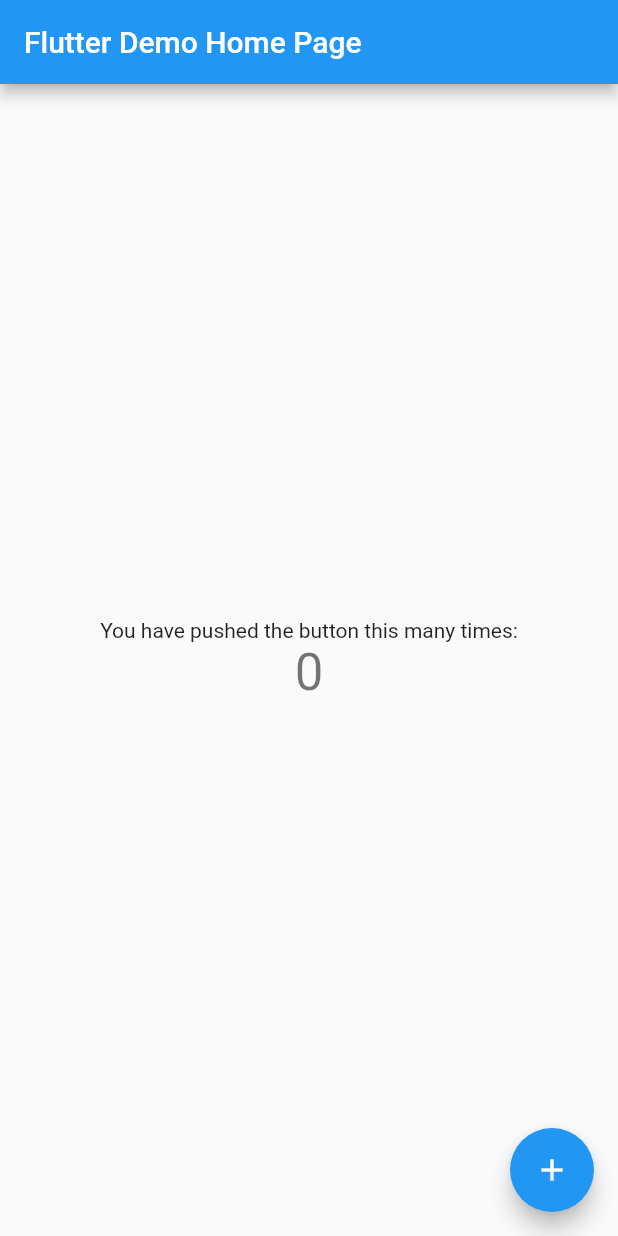
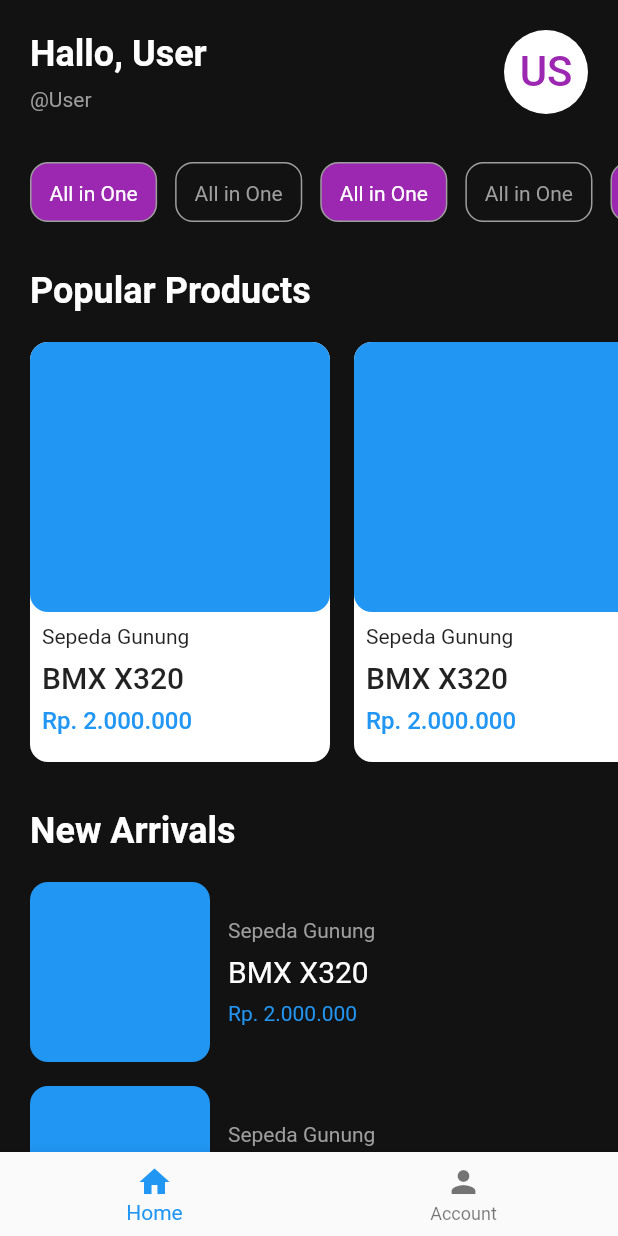
Before and after one commit to Reinvy/bike-store, a Flutter app: the screen it shows after launch, on a phone screen of 412 x 824 dp. Run offline on Flutter 3.47's test engine with Material 2 defaults, Android fonts, the phone set to English and light mode, and no system bars.

Commit message:
Implement home screen desain

```diff
--- a/lib/main.dart
+++ b/lib/main.dart
@@ -1,4 +1,5 @@
 import 'package:flutter/material.dart';
+import 'package:bike_store/views/main_navigation.dart';
 
 void main() {
   runApp(const MyApp());
@@ -7,109 +8,13 @@
 class MyApp extends StatelessWidget {
   const MyApp({Key? key}) : super(key: key);
 
-  // This widget is the root of your application.
   @override
   Widget build(BuildContext context) {
     return MaterialApp(
-      title: 'Flutter Demo',
-      theme: ThemeData(
-        // This is the theme of your application.
-        //
-        // Try running your application with "flutter run". You'll see the
-        // application has a blue toolbar. Then, without quitting the app, try
-        // changing the primarySwatch below to Colors.green and then invoke
-        // "hot reload" (press "r" in the console where you ran "flutter run",
-        // or simply save your changes to "hot reload" in a Flutter IDE).
-        // Notice that the counter didn't reset back to zero; the application
-        // is not restarted.
-        primarySwatch: Colors.blue,
-      ),
-      home: const MyHomePage(title: 'Flutter Demo Home Page'),
+      debugShowCheckedModeBanner: false,
+      routes: {
+        '/': (context) => const MainNavigation(),
+      },
     );
   }
 }
-
-class MyHomePage extends StatefulWidget {
-  const MyHomePage({Key? key, required this.title}) : super(key: key);
-
-  // This widget is the home page of your application. It is stateful, meaning
-  // that it has a State object (defined below) that contains fields that affect
-  // how it looks.
-
-  // This class is the configuration for the state. It holds the values (in this
-  // case the title) provided by the parent (in this case the App widget) and
-  // used by the build method of the State. Fields in a Widget subclass are
-  // always marked "final".
-
-  final String title;
-
-  @override
-  State<MyHomePage> createState() => _MyHomePageState();
-}
-
-class _MyHomePageState extends State<MyHomePage> {
-  int _counter = 0;
-
-  void _incrementCounter() {
-    setState(() {
-      // This call to setState tells the Flutter framework that something has
-      // changed in this State, which causes it to rerun the build method below
-      // so that the display can reflect the updated values. If we changed
-      // _counter without calling setState(), then the build method would not be
-      // called again, and so nothing would appear to happen.
-      _counter++;
-    });
-  }
-
-  @override
-  Widget build(BuildContext context) {
-    // This method is rerun every time setState is called, for instance as done
-    // by the _incrementCounter method above.
-    //
-    // The Flutter framework has been optimized to make rerunning build methods
-    // fast, so that you can just rebuild anything that needs updating rather
-    // than having to individually change instances of widgets.
-    return Scaffold(
-      appBar: AppBar(
-        // Here we take the value from the MyHomePage object that was created by
-        // the App.build method, and use it to set our appbar title.
-        title: Text(widget.title),
-      ),
-      body: Center(
-        // Center is a layout widget. It takes a single child and positions it
-        // in the middle of the parent.
-        child: Column(
-          // Column is also a layout widget. It takes a list of children and
-          // arranges them vertically. By default, it sizes itself to fit its
-          // children horizontally, and tries to be as tall as its parent.
-          //
-          // Invoke "debug painting" (press "p" in the console, choose the
-          // "Toggle Debug Paint" action from the Flutter Inspector in Android
-          // Studio, or the "Toggle Debug Paint" command in Visual Studio Code)
-          // to see the wireframe for each widget.
-          //
-          // Column has various properties to control how it sizes itself and
-          // how it positions its children. Here we use mainAxisAlignment to
-          // center the children vertically; the main axis here is the vertical
-          // axis because Columns are vertical (the cross axis would be
-          // horizontal).
-          mainAxisAlignment: MainAxisAlignment.center,
-          children: <Widget>[
-            const Text(
-              'You have pushed the button this many times:',
-            ),
-            Text(
-              '$_counter',
-              style: Theme.of(context).textTheme.headline4,
-            ),
-          ],
-        ),
-      ),
-      floatingActionButton: FloatingActionButton(
-        onPressed: _incrementCounter,
-        tooltip: 'Increment',
-        child: const Icon(Icons.add),
-      ), // This trailing comma makes auto-formatting nicer for build methods.
-    );
-  }
-}
--- /dev/null
+++ b/lib/views/main_navigation.dart
@@ -0,0 +1,46 @@
+import 'package:bike_store/views/screens/account_screen.dart';
+import 'package:bike_store/views/screens/home_screen.dart';
+import 'package:flutter/material.dart';
+
+class MainNavigation extends StatefulWidget {
+  const MainNavigation({Key? key}) : super(key: key);
+
+  @override
+  State<MainNavigation> createState() => _MainNavigationState();
+}
+
+class _MainNavigationState extends State<MainNavigation> {
+  int index = 0;
+  List listScreen = [
+    const HomeScreen(),
+    const AccountScreen(),
+  ];
+
+  @override
+  Widget build(BuildContext context) {
+    return Scaffold(
+      backgroundColor: const Color.fromARGB(255, 18, 18, 19),
+      body: SafeArea(
+        child: listScreen[index],
+      ),
+      bottomNavigationBar: BottomNavigationBar(
+        items: const [
+          BottomNavigationBarItem(
+            icon: Icon(Icons.home),
+            label: 'Home',
+          ),
+          BottomNavigationBarItem(
+            icon: Icon(Icons.person),
+            label: 'Account',
+          ),
+        ],
+        currentIndex: index,
+        onTap: (i) {
+          setState(() {
+            index = i;
+          });
+        },
+      ),
+    );
+  }
+}
--- /dev/null
+++ b/lib/views/screens/account_screen.dart
@@ -0,0 +1,12 @@
+import 'package:flutter/cupertino.dart';
+import 'package:flutter/src/foundation/key.dart';
+import 'package:flutter/src/widgets/framework.dart';
+
+class AccountScreen extends StatelessWidget {
+  const AccountScreen({Key? key}) : super(key: key);
+
+  @override
+  Widget build(BuildContext context) {
+    return Text('Akun ');
+  }
+}
--- /dev/null
+++ b/lib/views/screens/home_screen.dart
@@ -0,0 +1,256 @@
+import 'package:flutter/material.dart';
+import 'package:flutter/src/foundation/key.dart';
+import 'package:flutter/src/widgets/framework.dart';
+
+class HomeScreen extends StatelessWidget {
+  const HomeScreen({Key? key}) : super(key: key);
+
+  @override
+  Widget build(BuildContext context) {
+    return SingleChildScrollView(
+      physics: const BouncingScrollPhysics(),
+      child: Column(
+        crossAxisAlignment: CrossAxisAlignment.start,
+        mainAxisSize: MainAxisSize.min,
+        children: [
+          Padding(
+            padding: const EdgeInsets.all(20),
+            child: Row(
+              children: [
+                Column(
+                  crossAxisAlignment: CrossAxisAlignment.start,
+                  children: const [
+                    Text(
+                      'Hallo, User',
+                      style: TextStyle(
+                        color: Colors.white,
+                        fontSize: 24,
+                        fontWeight: FontWeight.w600,
+                      ),
+                    ),
+                    SizedBox(
+                      height: 8,
+                    ),
+                    Text(
+                      '@User',
+                      style: TextStyle(
+                        color: Colors.grey,
+                      ),
+                    ),
+                  ],
+                ),
+                const Expanded(
+                  child: SizedBox(),
+                ),
+                const CircleAvatar(
+                  backgroundColor: Colors.white,
+                  radius: 28,
+                  child: Text(
+                    'US',
+                    style: TextStyle(
+                      color: Colors.purple,
+                      fontSize: 28,
+                      fontWeight: FontWeight.w500,
+                    ),
+                  ),
+                ),
+              ],
+            ),
+          ),
+          const SizedBox(
+            height: 12,
+          ),
+          SizedBox(
+            width: MediaQuery.of(context).size.width,
+            height: 40,
+            child: ListView.separated(
+              physics: const BouncingScrollPhysics(),
+              padding: const EdgeInsets.symmetric(horizontal: 20),
+              shrinkWrap: true,
+              scrollDirection: Axis.horizontal,
+              itemBuilder: (ctx, i) {
+                return Container(
+                  padding: const EdgeInsets.all(12),
+                  decoration: BoxDecoration(
+                      color: i % 2 == 0 ? Colors.purple : Colors.transparent,
+                      borderRadius: BorderRadius.circular(12),
+                      border: Border.all(color: Colors.grey)),
+                  child: Center(
+                    child: Text(
+                      'All in One',
+                      style: TextStyle(
+                          color: i % 2 == 0 ? Colors.white : Colors.grey),
+                    ),
+                  ),
+                );
+              },
+              separatorBuilder: (ctx, i) {
+                return const SizedBox(
+                  width: 12,
+                );
+              },
+              itemCount: 10,
+            ),
+          ),
+          const SizedBox(
+            height: 12,
+          ),
+          const Padding(
+            padding: EdgeInsets.all(20),
+            child: Text(
+              'Popular Products',
+              style: TextStyle(
+                color: Colors.white,
+                fontSize: 24,
+                fontWeight: FontWeight.w600,
+              ),
+            ),
+          ),
+          SizedBox(
+            height: 280,
+            child: ListView.separated(
+              physics: const BouncingScrollPhysics(),
+              padding: const EdgeInsets.symmetric(horizontal: 20),
+              shrinkWrap: true,
+              scrollDirection: Axis.horizontal,
+              itemBuilder: (ctx, i) {
+                return Container(
+                  width: 200,
+                  decoration: BoxDecoration(
+                    color: Colors.white,
+                    borderRadius: BorderRadius.circular(12),
+                  ),
+                  child: Column(
+                    crossAxisAlignment: CrossAxisAlignment.start,
+                    children: [
+                      Container(
+                        height: 180,
+                        decoration: BoxDecoration(
+                          color: Colors.blue,
+                          borderRadius: BorderRadius.circular(12),
+                        ),
+                      ),
+                      const SizedBox(
+                        height: 8,
+                      ),
+                      const Padding(
+                        padding: EdgeInsets.symmetric(horizontal: 8),
+                        child: Text(
+                          'Sepeda Gunung',
+                          overflow: TextOverflow.ellipsis,
+                        ),
+                      ),
+                      const Padding(
+                        padding: EdgeInsets.all(8),
+                        child: Text(
+                          'BMX X320',
+                          style: TextStyle(
+                            fontSize: 20,
+                            fontWeight: FontWeight.w500,
+                          ),
+                          overflow: TextOverflow.ellipsis,
+                        ),
+                      ),
+                      const Padding(
+                        padding: EdgeInsets.symmetric(horizontal: 8),
+                        child: Text(
+                          'Rp. 2.000.000',
+                          style: TextStyle(
+                            color: Colors.blue,
+                            fontSize: 16,
+                            fontWeight: FontWeight.w500,
+                          ),
+                          overflow: TextOverflow.ellipsis,
+                        ),
+                      ),
+                    ],
+                  ),
+                );
+              },
+              separatorBuilder: (ctx, i) {
+                return const SizedBox(
+                  width: 16,
+                );
+              },
+              itemCount: 4,
+            ),
+          ),
+          const SizedBox(
+            height: 12,
+          ),
+          const Padding(
+            padding: EdgeInsets.all(20),
+            child: Text(
+              'New Arrivals',
+              style: TextStyle(
+                color: Colors.white,
+                fontSize: 24,
+                fontWeight: FontWeight.w600,
+              ),
+            ),
+          ),
+          ListView.separated(
+              physics: const NeverScrollableScrollPhysics(),
+              shrinkWrap: true,
+              itemBuilder: (ctx, i) {
+                return Padding(
+                  padding: const EdgeInsets.symmetric(horizontal: 20),
+                  child: Row(
+                    children: [
+                      Container(
+                        width: 120,
+                        height: 120,
+                        decoration: BoxDecoration(
+                          color: Colors.blue,
+                          borderRadius: BorderRadius.circular(12),
+                        ),
+                      ),
+                      const SizedBox(
+                        width: 12,
+                      ),
+                      Expanded(
+                        child: Column(
+                          mainAxisAlignment: MainAxisAlignment.start,
+                          crossAxisAlignment: CrossAxisAlignment.start,
+                          children: const [
+                            Text(
+                              'Sepeda Gunung',
+                              style: TextStyle(
+                                color: Colors.grey,
+                              ),
+                            ),
+                            SizedBox(
+                              height: 8,
+                            ),
+                            Text(
+                              'BMX X320',
+                              style: TextStyle(
+                                color: Colors.white,
+                                fontSize: 20,
+                              ),
+                            ),
+                            SizedBox(
+                              height: 8,
+                            ),
+                            Text(
+                              'Rp. 2.000.000',
+                              style: TextStyle(color: Colors.blue),
+                            ),
+                          ],
+                        ),
+                      ),
+                    ],
+                  ),
+                );
+              },
+              separatorBuilder: (ctx, i) {
+                return const SizedBox(
+                  height: 16,
+                );
+              },
+              itemCount: 5)
+        ],
+      ),
+    );
+  }
+}
```
Also changed, not shown: lib/views/screens/auth_screen.dart (added).
